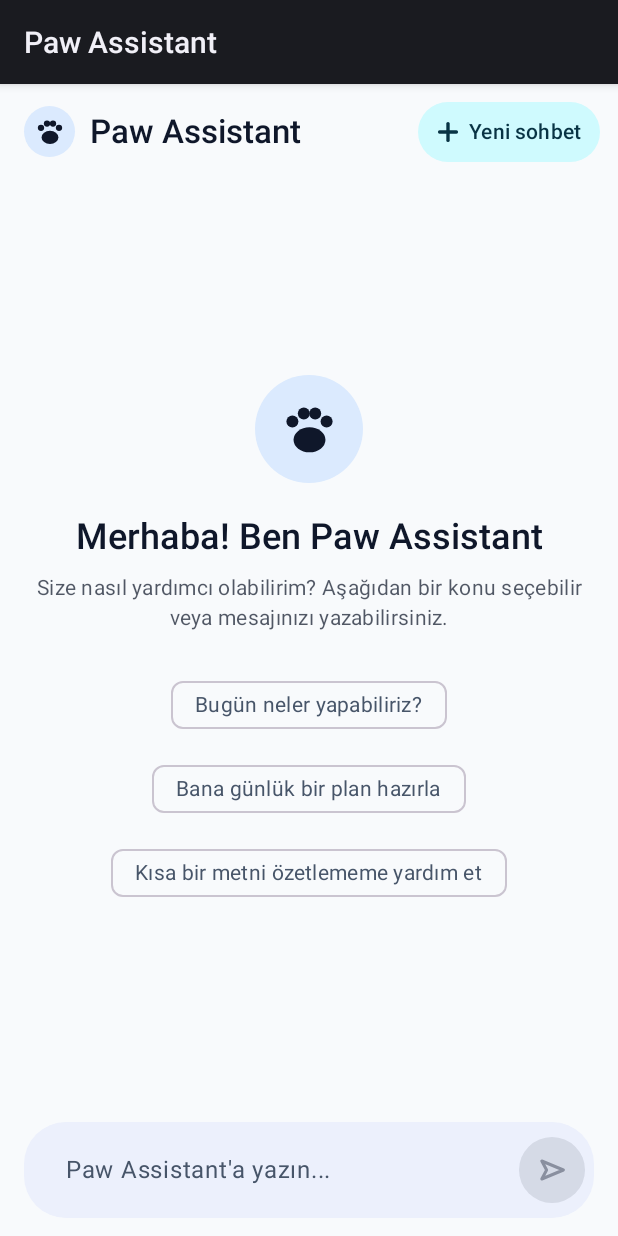
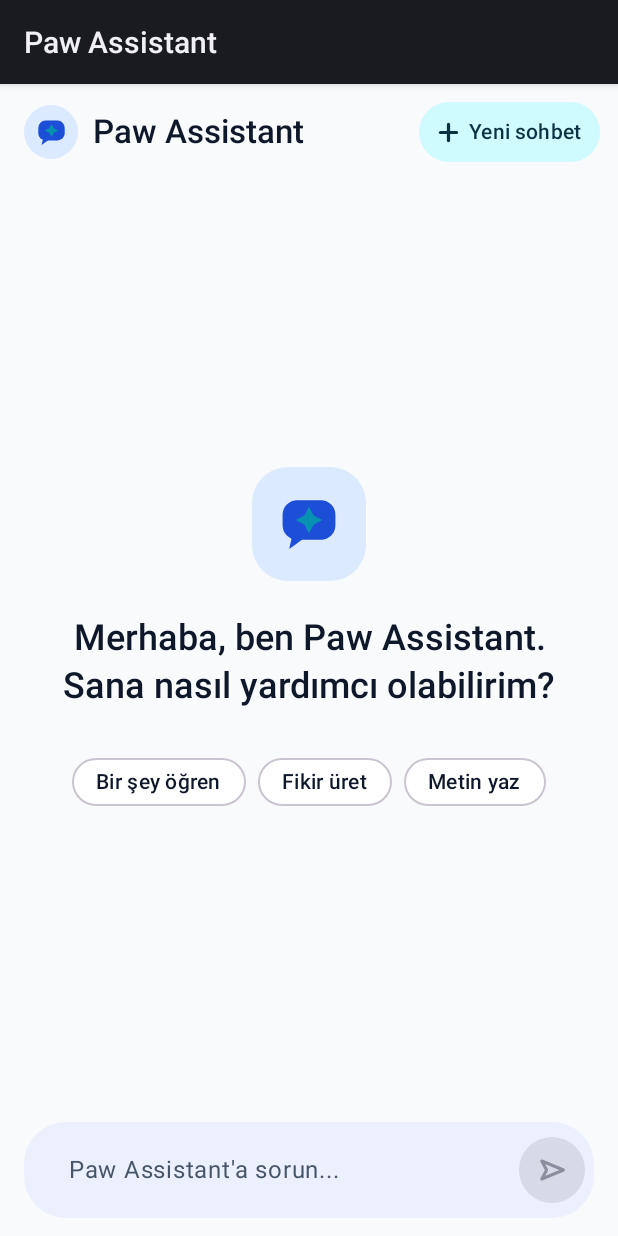
Before and after one commit to DBGibletW/Paw-Assistant, an Android app built with Jetpack Compose: the screen it shows after launch (MainActivity), on a phone screen of 412 x 824 dp. Run offline under Robolectric (Android 15) with nearby library versions, the phone set to English and light mode, and no system bars.

Commit message:
Refactor ChatScreen and improve UI components

```diff
--- a/app/src/main/java/com/pawbyte/pawassistant/ui/ChatScreen.kt
+++ b/app/src/main/java/com/pawbyte/pawassistant/ui/ChatScreen.kt
@@ -4,6 +4,8 @@ import androidx.compose.foundation.Canvas
 import androidx.compose.foundation.layout.Arrangement
 import androidx.compose.foundation.layout.Box
 import androidx.compose.foundation.layout.Column
+import androidx.compose.foundation.layout.ExperimentalLayoutApi
+import androidx.compose.foundation.layout.FlowRow
 import androidx.compose.foundation.layout.PaddingValues
 import androidx.compose.foundation.layout.Row
 import androidx.compose.foundation.layout.Spacer
@@ -19,10 +21,12 @@ import androidx.compose.foundation.layout.widthIn
 import androidx.compose.foundation.lazy.LazyColumn
 import androidx.compose.foundation.lazy.items
 import androidx.compose.foundation.lazy.rememberLazyListState
+import androidx.compose.foundation.rememberScrollState
 import androidx.compose.foundation.shape.CircleShape
 import androidx.compose.foundation.shape.RoundedCornerShape
 import androidx.compose.foundation.text.KeyboardActions
 import androidx.compose.foundation.text.KeyboardOptions
+import androidx.compose.foundation.verticalScroll
 import androidx.compose.material3.CircularProgressIndicator
 import androidx.compose.material3.ExperimentalMaterial3Api
 import androidx.compose.material3.FilledIconButton
@@ -31,6 +35,7 @@ import androidx.compose.material3.IconButtonDefaults
 import androidx.compose.material3.MaterialTheme
 import androidx.compose.material3.Scaffold
 import androidx.compose.material3.SuggestionChip
+import androidx.compose.material3.SuggestionChipDefaults
 import androidx.compose.material3.Surface
 import androidx.compose.material3.Text
 import androidx.compose.material3.TextButton
@@ -47,7 +52,9 @@ import androidx.compose.runtime.saveable.rememberSaveable
 import androidx.compose.runtime.setValue
 import androidx.compose.ui.Alignment
 import androidx.compose.ui.Modifier
+import androidx.compose.ui.geometry.CornerRadius
 import androidx.compose.ui.geometry.Offset
+import androidx.compose.ui.geometry.Size
 import androidx.compose.ui.graphics.Color
 import androidx.compose.ui.graphics.Path
 import androidx.compose.ui.graphics.StrokeCap
@@ -72,13 +79,11 @@ fun ChatScreen(
     var inputText by rememberSaveable { mutableStateOf("") }
     val listState = rememberLazyListState()
 
-    fun handleSend(text: String) {
-        val trimmed = text.trim()
+    fun handleSend() {
+        val trimmed = inputText.trim()
         if (trimmed.isEmpty() || uiState.isLoading) return
         chatViewModel.sendMessage(trimmed)
-        if (text == inputText) {
-            inputText = ""
-        }
+        inputText = ""
     }
 
     LaunchedEffect(uiState.messages.size, uiState.isLoading) {
@@ -108,12 +113,13 @@ fun ChatScreen(
                         Surface(
                             shape = CircleShape,
                             color = MaterialTheme.colorScheme.primaryContainer,
-                            modifier = Modifier.size(34.dp)
+                            modifier = Modifier.size(36.dp)
                         ) {
                             Box(contentAlignment = Alignment.Center) {
-                                PawEmblem(
-                                    color = MaterialTheme.colorScheme.onPrimaryContainer,
-                                    modifier = Modifier.size(20.dp)
+                                AssistantLogo(
+                                    bubbleColor = MaterialTheme.colorScheme.primary,
+                                    sparkleColor = MaterialTheme.colorScheme.secondary,
+                                    modifier = Modifier.size(22.dp)
                                 )
                             }
                         }
@@ -131,12 +137,13 @@ fun ChatScreen(
                             chatViewModel.startNewChat()
                             inputText = ""
                         },
+                        shape = RoundedCornerShape(20.dp),
                         contentPadding = PaddingValues(horizontal = 12.dp, vertical = 6.dp),
                         modifier = Modifier.padding(end = 8.dp)
                     ) {
                         PlusIcon(
                             color = MaterialTheme.colorScheme.onSecondaryContainer,
-                            modifier = Modifier.size(16.dp)
+                            modifier = Modifier.size(15.dp)
                         )
                         Spacer(modifier = Modifier.width(6.dp))
                         Text(
@@ -157,7 +164,9 @@ fun ChatScreen(
         ) {
             if (uiState.messages.isEmpty()) {
                 WelcomeSection(
-                    onPromptClick = { prompt -> handleSend(prompt) },
+                    onSuggestionClick = { suggestion ->
+                        inputText = suggestion
+                    },
                     modifier = Modifier
                         .weight(1f)
                         .fillMaxWidth()
@@ -169,7 +178,7 @@ fun ChatScreen(
                         .weight(1f)
                         .fillMaxWidth(),
                     contentPadding = PaddingValues(horizontal = 16.dp, vertical = 12.dp),
-                    verticalArrangement = Arrangement.spacedBy(10.dp)
+                    verticalArrangement = Arrangement.spacedBy(12.dp)
                 ) {
                     items(uiState.messages, key = { it.id }) { message ->
                         MessageBubble(message = message)
@@ -197,7 +206,7 @@ fun ChatScreen(
                 value = inputText,
                 enabled = !uiState.isLoading,
                 onValueChange = { inputText = it },
-                onSendClick = { handleSend(inputText) },
+                onSendClick = { handleSend() },
                 modifier = Modifier
                     .fillMaxWidth()
                     .padding(horizontal = 16.dp, vertical = 12.dp)
@@ -206,67 +215,69 @@ fun ChatScreen(
     }
 }
 
+@OptIn(ExperimentalLayoutApi::class)
 @Composable
 private fun WelcomeSection(
-    onPromptClick: (String) -> Unit,
+    onSuggestionClick: (String) -> Unit,
     modifier: Modifier = Modifier
 ) {
-    val samplePrompts = listOf(
-        "Bugün neler yapabiliriz?",
-        "Bana günlük bir plan hazırla",
-        "Kısa bir metni özetlememe yardım et"
+    val suggestions = listOf(
+        "Bir şey öğren",
+        "Fikir üret",
+        "Metin yaz"
     )
 
     Column(
-        modifier = modifier.padding(horizontal = 24.dp),
+        modifier = modifier
+            .verticalScroll(rememberScrollState())
+            .padding(horizontal = 24.dp, vertical = 16.dp),
         horizontalAlignment = Alignment.CenterHorizontally,
         verticalArrangement = Arrangement.Center
     ) {
         Surface(
-            shape = CircleShape,
+            shape = RoundedCornerShape(24.dp),
             color = MaterialTheme.colorScheme.primaryContainer,
-            modifier = Modifier.size(72.dp)
+            tonalElevation = 2.dp,
+            modifier = Modifier.size(76.dp)
         ) {
             Box(contentAlignment = Alignment.Center) {
-                PawEmblem(
-                    color = MaterialTheme.colorScheme.onPrimaryContainer,
-                    modifier = Modifier.size(38.dp)
+                AssistantLogo(
+                    bubbleColor = MaterialTheme.colorScheme.primary,
+                    sparkleColor = MaterialTheme.colorScheme.secondary,
+                    modifier = Modifier.size(44.dp)
                 )
             }
         }
 
-        Spacer(modifier = Modifier.height(20.dp))
+        Spacer(modifier = Modifier.height(22.dp))
 
         Text(
-            text = "Merhaba! Ben Paw Assistant",
+            text = "Merhaba, ben Paw Assistant. Sana nasıl yardımcı olabilirim?",
             style = MaterialTheme.typography.headlineSmall,
             fontWeight = FontWeight.SemiBold,
             color = MaterialTheme.colorScheme.onBackground,
             textAlign = TextAlign.Center
         )
 
-        Spacer(modifier = Modifier.height(8.dp))
-
-        Text(
-            text = "Size nasıl yardımcı olabilirim? Aşağıdan bir konu seçebilir veya mesajınızı yazabilirsiniz.",
-            style = MaterialTheme.typography.bodyMedium,
-            color = MaterialTheme.colorScheme.onBackground.copy(alpha = 0.72f),
-            textAlign = TextAlign.Center
-        )
-
         Spacer(modifier = Modifier.height(24.dp))
 
-        Column(
-            horizontalAlignment = Alignment.CenterHorizontally,
+        FlowRow(
+            horizontalArrangement = Arrangement.spacedBy(8.dp, Alignment.CenterHorizontally),
             verticalArrangement = Arrangement.spacedBy(8.dp)
         ) {
-            samplePrompts.forEach { prompt ->
+            suggestions.forEach { suggestion ->
                 SuggestionChip(
-                    onClick = { onPromptClick(prompt) },
+                    onClick = { onSuggestionClick(suggestion) },
+                    shape = RoundedCornerShape(20.dp),
+                    colors = SuggestionChipDefaults.suggestionChipColors(
+                        containerColor = MaterialTheme.colorScheme.surface,
+                        labelColor = MaterialTheme.colorScheme.onSurface
+                    ),
                     label = {
                         Text(
-                            text = prompt,
-                            style = MaterialTheme.typography.bodyMedium
+                            text = suggestion,
+                            style = MaterialTheme.typography.bodyMedium,
+                            fontWeight = FontWeight.Medium
                         )
                     }
                 )
@@ -279,9 +290,9 @@ private fun WelcomeSection(
 private fun MessageBubble(message: ChatMessage) {
     val isUser = message.isFromUser
     val bubbleShape = if (isUser) {
-        RoundedCornerShape(topStart = 20.dp, topEnd = 20.dp, bottomStart = 20.dp, bottomEnd = 4.dp)
+        RoundedCornerShape(topStart = 22.dp, topEnd = 22.dp, bottomStart = 22.dp, bottomEnd = 6.dp)
     } else {
-        RoundedCornerShape(topStart = 20.dp, topEnd = 20.dp, bottomStart = 4.dp, bottomEnd = 20.dp)
+        RoundedCornerShape(topStart = 22.dp, topEnd = 22.dp, bottomStart = 6.dp, bottomEnd = 22.dp)
     }
 
     val containerColor = if (isUser) {
@@ -304,13 +315,13 @@ private fun MessageBubble(message: ChatMessage) {
             shape = bubbleShape,
             color = containerColor,
             tonalElevation = if (isUser) 0.dp else 2.dp,
-            modifier = Modifier.widthIn(max = 300.dp)
+            modifier = Modifier.widthIn(max = 320.dp)
         ) {
             Text(
                 text = message.text,
                 color = contentColor,
                 style = MaterialTheme.typography.bodyLarge,
-                modifier = Modifier.padding(horizontal = 14.dp, vertical = 10.dp)
+                modifier = Modifier.padding(horizontal = 16.dp, vertical = 12.dp)
             )
         }
     }
@@ -323,24 +334,24 @@ private fun LoadingBubble() {
         contentAlignment = Alignment.CenterStart
     ) {
         Surface(
-            shape = RoundedCornerShape(topStart = 20.dp, topEnd = 20.dp, bottomStart = 4.dp, bottomEnd = 20.dp),
+            shape = RoundedCornerShape(topStart = 22.dp, topEnd = 22.dp, bottomStart = 6.dp, bottomEnd = 22.dp),
             color = MaterialTheme.colorScheme.surface,
             tonalElevation = 2.dp
         ) {
             Row(
-                modifier = Modifier.padding(horizontal = 14.dp, vertical = 10.dp),
+                modifier = Modifier.padding(horizontal = 16.dp, vertical = 12.dp),
                 verticalAlignment = Alignment.CenterVertically
             ) {
                 CircularProgressIndicator(
                     modifier = Modifier.size(18.dp),
                     strokeWidth = 2.dp,
-                    color = MaterialTheme.colorScheme.primary
+                    color = MaterialTheme.colorScheme.secondary
                 )
                 Spacer(modifier = Modifier.width(10.dp))
                 Text(
                     text = "Yanıt hazırlanıyor...",
                     style = MaterialTheme.typography.bodyMedium,
-                    color = MaterialTheme.colorScheme.onSurface.copy(alpha = 0.78f)
+                    color = MaterialTheme.colorScheme.onSurfaceVariant
                 )
             }
         }
@@ -355,7 +366,7 @@ private fun ErrorBanner(
 ) {
     Surface(
         modifier = modifier,
-        shape = RoundedCornerShape(14.dp),
+        shape = RoundedCornerShape(16.dp),
         color = MaterialTheme.colorScheme.errorContainer
     ) {
         Row(
@@ -399,7 +410,7 @@ private fun MessageInputBar(
         Row(
             modifier = Modifier
                 .fillMaxWidth()
-                .padding(start = 12.dp, end = 6.dp, top = 4.dp, bottom = 4.dp),
+                .padding(start = 14.dp, end = 6.dp, top = 4.dp, bottom = 4.dp),
             verticalAlignment = Alignment.CenterVertically
         ) {
             TextField(
@@ -409,7 +420,7 @@ private fun MessageInputBar(
                 modifier = Modifier.weight(1f),
                 placeholder = {
                     Text(
-                        text = if (enabled) "Paw Assistant'a yazın..." else "Yanıt bekleniyor...",
+                        text = if (enabled) "Paw Assistant'a sorun..." else "Yanıt bekleniyor...",
                         style = MaterialTheme.typography.bodyLarge
                     )
                 },
@@ -455,25 +466,49 @@ private fun MessageInputBar(
 }
 
 @Composable
-private fun PawEmblem(
-    color: Color,
+private fun AssistantLogo(
+    bubbleColor: Color,
+    sparkleColor: Color,
     modifier: Modifier = Modifier
 ) {
     Canvas(modifier = modifier) {
         val w = size.width
         val h = size.height
 
-        drawOval(
-            color = color,
-            topLeft = Offset(w * 0.22f, h * 0.46f),
-            size = androidx.compose.ui.geometry.Size(w * 0.56f, h * 0.44f)
+        // Geometrik konuşma balonu gövdesi
+        drawRoundRect(
+            color = bubbleColor,
+            topLeft = Offset(w * 0.10f, h * 0.14f),
+            size = Size(w * 0.80f, h * 0.60f),
+            cornerRadius = CornerRadius(w * 0.22f, w * 0.22f)
         )
 
-        val toeRadius = w * 0.105f
-        drawCircle(color = color, radius = toeRadius, center = Offset(w * 0.20f, h * 0.36f))
-        drawCircle(color = color, radius = toeRadius, center = Offset(w * 0.40f, h * 0.22f))
-        drawCircle(color = color, radius = toeRadius, center = Offset(w * 0.60f, h * 0.22f))
-        drawCircle(color = color, radius = toeRadius, center = Offset(w * 0.80f, h * 0.36f))
+        // Konuşma balonu kuyruğu
+        val tail = Path().apply {
+            moveTo(w * 0.24f, h * 0.70f)
+            lineTo(w * 0.20f, h * 0.88f)
+            lineTo(w * 0.42f, h * 0.72f)
+            close()
+        }
+        drawPath(path = tail, color = bubbleColor)
+
+        // İçteki turkuaz 4 köşeli parıltı
+        val cx = w * 0.50f
+        val cy = h * 0.44f
+        val outerR = w * 0.20f
+        val innerR = w * 0.07f
+        val sparkle = Path().apply {
+            moveTo(cx, cy - outerR)
+            lineTo(cx + innerR, cy - innerR)
+            lineTo(cx + outerR, cy)
+            lineTo(cx + innerR, cy + innerR)
+            lineTo(cx, cy + outerR)
+            lineTo(cx - innerR, cy + innerR)
+            lineTo(cx - outerR, cy)
+            lineTo(cx - innerR, cy - innerR)
+            close()
+        }
+        drawPath(path = sparkle, color = sparkleColor)
     }
 }
 
```
